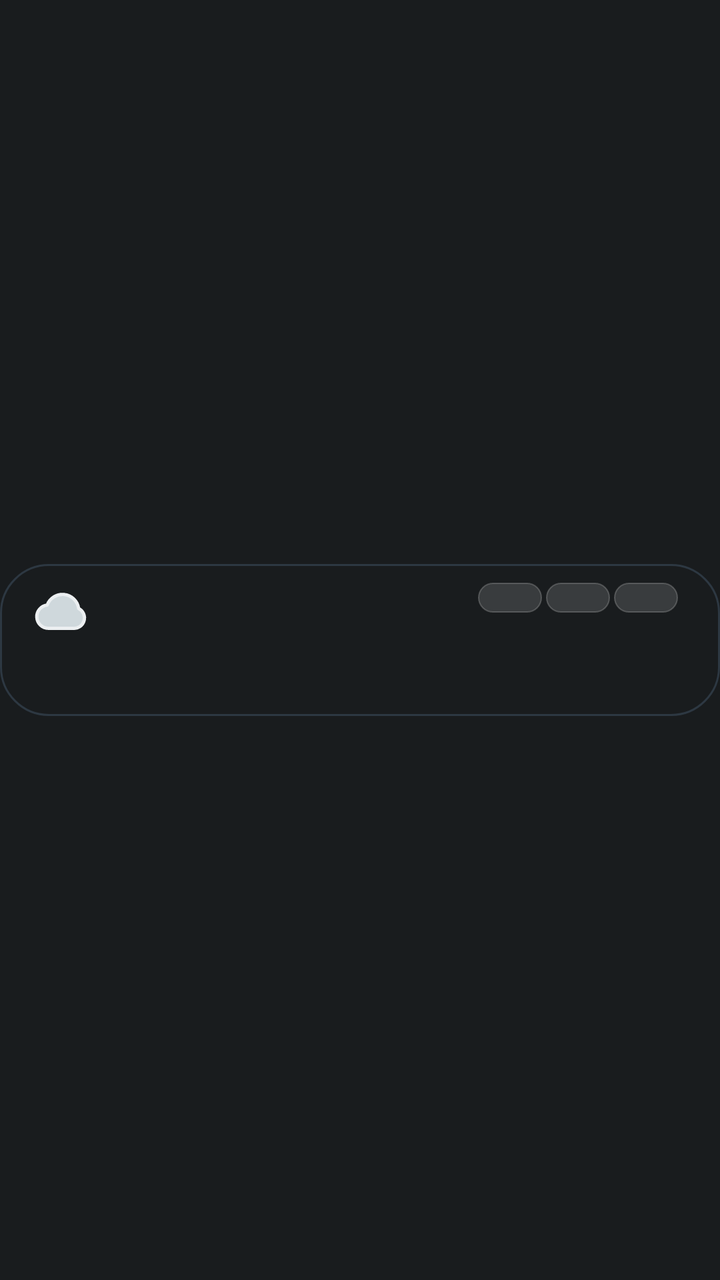
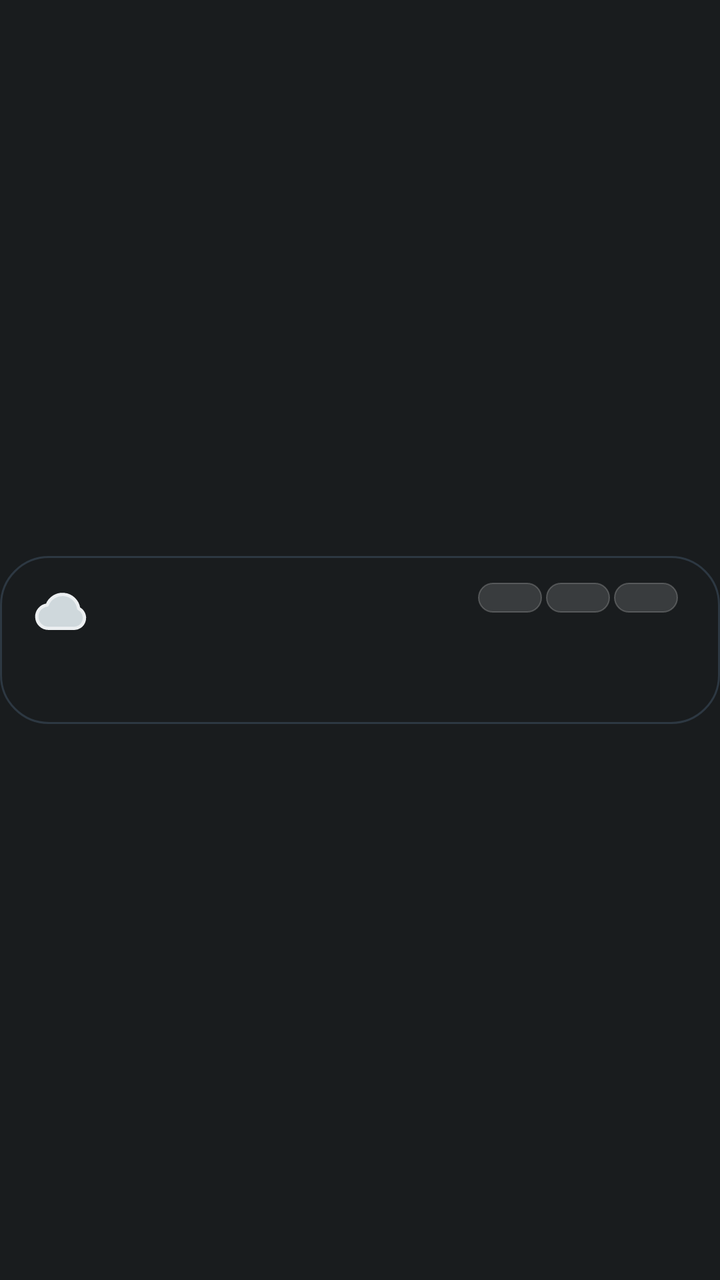

The first picture is an Android layout as it rendered before a commit; the second is the same layout after the commit. The layout source and the unified diff follow.
<!-- AndroidManifest.xml: application theme Theme.AtAGlancePlus -->
<!-- res/layout/card_weather_material.xml -->
<?xml version="1.0" encoding="utf-8"?>
<FrameLayout xmlns:android="http://schemas.android.com/apk/res/android"
    android:id="@+id/card_root"
    style="@style/AagCardRoot">

    <FrameLayout
        android:id="@+id/weather_scene"
        android:layout_width="match_parent"
        android:layout_height="76dp"
        android:layout_gravity="center_vertical"
        android:background="@drawable/card_scene_shape"
        android:clipToOutline="true"
        android:visibility="gone">

        <ImageView
            android:id="@+id/scene_sky"
            android:layout_width="match_parent"
            android:layout_height="match_parent"
            android:contentDescription="@null"
            android:scaleType="fitXY" />

        <ImageView
            android:id="@+id/scene_a"
            android:layout_width="match_parent"
            android:layout_height="match_parent"
            android:contentDescription="@null"
            android:scaleType="fitXY"
            android:visibility="gone" />

        <ImageView
            android:id="@+id/scene_b"
            android:layout_width="match_parent"
            android:layout_height="match_parent"
            android:contentDescription="@null"
            android:scaleType="fitXY"
            android:visibility="gone" />

        <ImageView
            android:id="@+id/scene_c"
            android:layout_width="match_parent"
            android:layout_height="match_parent"
            android:contentDescription="@null"
            android:scaleType="fitXY"
            android:visibility="gone" />

        <ProgressBar
            android:id="@+id/scene_anim_sun"
            android:layout_width="match_parent"
            android:layout_height="match_parent"
            android:indeterminate="true"
            android:indeterminateDrawable="@drawable/avd_scene_sun"
            android:indeterminateOnly="true"
            android:maxHeight="400dp"
            android:maxWidth="2000dp"
            android:minHeight="0dp"
            android:minWidth="0dp"
            android:visibility="gone" />

        <ProgressBar
            android:id="@+id/scene_anim_stars"
            android:layout_width="match_parent"
            android:layout_height="match_parent"
            android:indeterminate="true"
            android:indeterminateDrawable="@drawable/avd_scene_stars"
            android:indeterminateOnly="true"
            android:maxHeight="400dp"
            android:maxWidth="2000dp"
            android:minHeight="0dp"
            android:minWidth="0dp"
            android:visibility="gone" />

        <ProgressBar
            android:id="@+id/scene_anim_clouds_light"
            android:layout_width="match_parent"
            android:layout_height="match_parent"
            android:indeterminate="true"
            android:indeterminateDrawable="@drawable/avd_scene_clouds_light"
            android:indeterminateOnly="true"
            android:maxHeight="400dp"
            android:maxWidth="2000dp"
            android:minHeight="0dp"
            android:minWidth="0dp"
            android:visibility="gone" />

        <ProgressBar
            android:id="@+id/scene_anim_clouds_light_night"
            android:layout_width="match_parent"
            android:layout_height="match_parent"
            android:indeterminate="true"
            android:indeterminateDrawable="@drawable/avd_scene_clouds_light_night"
            android:indeterminateOnly="true"
            android:maxHeight="400dp"
            android:maxWidth="2000dp"
            android:minHeight="0dp"
            android:minWidth="0dp"
            android:visibility="gone" />

        <ProgressBar
            android:id="@+id/scene_anim_clouds_heavy"
            android:layout_width="match_parent"
            android:layout_height="match_parent"
            android:indeterminate="true"
            android:indeterminateDrawable="@drawable/avd_scene_clouds_heavy"
            android:indeterminateOnly="true"
            android:maxHeight="400dp"
            android:maxWidth="2000dp"
            android:minHeight="0dp"
            android:minWidth="0dp"
            android:visibility="gone" />

        <ProgressBar
            android:id="@+id/scene_anim_clouds_heavy_night"
            android:layout_width="match_parent"
            android:layout_height="match_parent"
            android:indeterminate="true"
            android:indeterminateDrawable="@drawable/avd_scene_clouds_heavy_night"
            android:indeterminateOnly="true"
            android:maxHeight="400dp"
            android:maxWidth="2000dp"
            android:minHeight="0dp"
            android:minWidth="0dp"
            android:visibility="gone" />

        <ProgressBar
            android:id="@+id/scene_anim_fog"
            android:layout_width="match_parent"
            android:layout_height="match_parent"
            android:indeterminate="true"
            android:indeterminateDrawable="@drawable/avd_scene_fog"
            android:indeterminateOnly="true"
            android:maxHeight="400dp"
            android:maxWidth="2000dp"
            android:minHeight="0dp"
            android:minWidth="0dp"
            android:visibility="gone" />

        <ProgressBar
            android:id="@+id/scene_anim_rain"
            android:layout_width="match_parent"
            android:layout_height="match_parent"
            android:indeterminate="true"
            android:indeterminateDrawable="@drawable/avd_scene_rain"
            android:indeterminateOnly="true"
            android:maxHeight="400dp"
            android:maxWidth="2000dp"
            android:minHeight="0dp"
            android:minWidth="0dp"
            android:visibility="gone" />

        <ProgressBar
            android:id="@+id/scene_anim_snow"
            android:layout_width="match_parent"
            android:layout_height="match_parent"
            android:indeterminate="true"
            android:indeterminateDrawable="@drawable/avd_scene_snow"
            android:indeterminateOnly="true"
            android:maxHeight="400dp"
            android:maxWidth="2000dp"
            android:minHeight="0dp"
            android:minWidth="0dp"
            android:visibility="gone" />

        <ProgressBar
            android:id="@+id/scene_anim_bolt"
            android:layout_width="match_parent"
            android:layout_height="match_parent"
            android:indeterminate="true"
            android:indeterminateDrawable="@drawable/avd_scene_bolt"
            android:indeterminateOnly="true"
            android:maxHeight="400dp"
            android:maxWidth="2000dp"
            android:minHeight="0dp"
            android:minWidth="0dp"
            android:visibility="gone" />
    </FrameLayout>

    <LinearLayout
        android:id="@+id/card_body"
        style="@style/AagCardBody"
        android:background="@drawable/card_bg_material_border"
        android:baselineAligned="false"
        android:gravity="center_vertical"
        android:orientation="horizontal"
        android:paddingTop="6dp"
        android:paddingEnd="14dp"
        android:paddingBottom="6dp">

        <LinearLayout
            android:id="@+id/weather_left"
            android:layout_width="0dp"
            android:layout_height="match_parent"
            android:layout_weight="1"
            android:gravity="center_vertical"
            android:orientation="vertical">

            <LinearLayout
                android:layout_width="match_parent"
                android:layout_height="36dp"
                android:gravity="center_vertical"
                android:orientation="horizontal">

                <ImageView
                    android:id="@+id/weather_icon"
                    android:layout_width="28dp"
                    android:layout_height="28dp"
                    android:contentDescription="@null"
                    android:src="@drawable/ic_weather_cloudy" />

                <TextView
                    android:id="@+id/weather_temp"
                    android:layout_width="wrap_content"
                    android:layout_height="wrap_content"
                    android:layout_marginStart="6dp"
                    android:fontFamily="sans-serif-medium"
                    android:includeFontPadding="false"
                    android:letterSpacing="-0.03"
                    android:singleLine="true"
                    android:textColor="#FFFFFFFF"
                    android:textSize="28sp" />

                <LinearLayout
                    android:layout_width="0dp"
                    android:layout_height="wrap_content"
                    android:layout_marginStart="8dp"
                    android:layout_weight="1"
                    android:orientation="vertical">

                    <TextView
                android:id="@+id/weather_title"
                android:layout_width="match_parent"
                android:layout_height="18dp"
                android:autoSizeMaxTextSize="15sp"
                android:autoSizeMinTextSize="10sp"
                android:autoSizeStepGranularity="0.5sp"
                android:autoSizeTextType="uniform"
                android:fontFamily="sans-serif-medium"
                android:gravity="start|center_vertical"
                android:includeFontPadding="false"
                android:maxLines="1"
                android:textColor="#FFFFFFFF" />

                    <TextView
                android:id="@+id/weather_detail"
                android:layout_width="match_parent"
                android:layout_height="14dp"
                android:autoSizeMaxTextSize="11.5sp"
                android:autoSizeMinTextSize="7sp"
                android:autoSizeStepGranularity="0.5sp"
                android:autoSizeTextType="uniform"
                android:fontFamily="sans-serif"
                android:gravity="start|center_vertical"
                android:includeFontPadding="false"
                android:maxLines="1"
                android:textColor="#FFC4C6D0"
                android:layout_marginTop="1dp" />
                </LinearLayout>
            </LinearLayout>

            <LinearLayout
                android:id="@+id/complications_anchor"
                android:layout_width="match_parent"
                android:layout_height="26dp"
                android:layout_marginTop="2dp"
                android:gravity="center_vertical"
                android:orientation="horizontal" />
        </LinearLayout>

        <LinearLayout
            android:id="@+id/forecast"
            android:layout_width="wrap_content"
            android:layout_height="62dp"
            android:layout_marginStart="6dp"
            android:layout_marginEnd="6dp"
            android:gravity="center_vertical"
            android:orientation="horizontal">

        <LinearLayout
            android:id="@+id/forecast_col_1"
            android:layout_width="34dp"
            android:layout_height="match_parent"
            android:gravity="center"
            android:orientation="vertical">

            <TextView
                android:id="@+id/f1_time"
                android:layout_width="32dp"
                android:layout_height="15dp"
                android:autoSizeMaxTextSize="9.5sp"
                android:autoSizeMinTextSize="7sp"
                android:autoSizeStepGranularity="0.5sp"
                android:autoSizeTextType="uniform"
                android:background="@drawable/forecast_hour_pill"
                android:fontFamily="sans-serif-medium"
                android:gravity="center"
                android:includeFontPadding="false"
                android:maxLines="1"
                android:paddingStart="3dp"
                android:paddingEnd="3dp"
                android:textColor="#FFE2E2E6" />

            <ImageView
                android:id="@+id/f1_icon"
                android:layout_width="18dp"
                android:layout_height="18dp"
                android:layout_marginTop="5dp"
                android:layout_marginBottom="4dp"
                android:contentDescription="@null" />

            <TextView
                android:id="@+id/f1_temp"
                android:layout_width="match_parent"
                android:layout_height="15dp"
                android:autoSizeMaxTextSize="12sp"
                android:autoSizeMinTextSize="8sp"
                android:autoSizeStepGranularity="0.5sp"
                android:autoSizeTextType="uniform"
                android:fontFamily="sans-serif-medium"
                android:gravity="center"
                android:includeFontPadding="false"
                android:maxLines="1"
                android:textColor="#FFFFFFFF" />
        </LinearLayout>

        <LinearLayout
            android:id="@+id/forecast_col_2"
            android:layout_width="34dp"
            android:layout_height="match_parent"
            android:gravity="center"
            android:orientation="vertical">

            <TextView
                android:id="@+id/f2_time"
                android:layout_width="32dp"
                android:layout_height="15dp"
                android:autoSizeMaxTextSize="9.5sp"
                android:autoSizeMinTextSize="7sp"
                android:autoSizeStepGranularity="0.5sp"
                android:autoSizeTextType="uniform"
                android:background="@drawable/forecast_hour_pill"
                android:fontFamily="sans-serif-medium"
                android:gravity="center"
                android:includeFontPadding="false"
                android:maxLines="1"
                android:paddingStart="3dp"
                android:paddingEnd="3dp"
                android:textColor="#FFE2E2E6" />

            <ImageView
                android:id="@+id/f2_icon"
                android:layout_width="18dp"
                android:layout_height="18dp"
                android:layout_marginTop="5dp"
                android:layout_marginBottom="4dp"
                android:contentDescription="@null" />

            <TextView
                android:id="@+id/f2_temp"
                android:layout_width="match_parent"
                android:layout_height="15dp"
                android:autoSizeMaxTextSize="12sp"
                android:autoSizeMinTextSize="8sp"
                android:autoSizeStepGranularity="0.5sp"
                android:autoSizeTextType="uniform"
                android:fontFamily="sans-serif-medium"
                android:gravity="center"
                android:includeFontPadding="false"
                android:maxLines="1"
                android:textColor="#FFFFFFFF" />
        </LinearLayout>

        <LinearLayout
            android:id="@+id/forecast_col_3"
            android:layout_width="34dp"
            android:layout_height="match_parent"
            android:gravity="center"
            android:orientation="vertical">

            <TextView
                android:id="@+id/f3_time"
                android:layout_width="32dp"
                android:layout_height="15dp"
                android:autoSizeMaxTextSize="9.5sp"
                android:autoSizeMinTextSize="7sp"
                android:autoSizeStepGranularity="0.5sp"
                android:autoSizeTextType="uniform"
                android:background="@drawable/forecast_hour_pill"
                android:fontFamily="sans-serif-medium"
                android:gravity="center"
                android:includeFontPadding="false"
                android:maxLines="1"
                android:paddingStart="3dp"
                android:paddingEnd="3dp"
                android:textColor="#FFE2E2E6" />

            <ImageView
                android:id="@+id/f3_icon"
                android:layout_width="18dp"
                android:layout_height="18dp"
                android:layout_marginTop="5dp"
                android:layout_marginBottom="4dp"
                android:contentDescription="@null" />

            <TextView
                android:id="@+id/f3_temp"
                android:layout_width="match_parent"
                android:layout_height="15dp"
                android:autoSizeMaxTextSize="12sp"
                android:autoSizeMinTextSize="8sp"
                android:autoSizeStepGranularity="0.5sp"
                android:autoSizeTextType="uniform"
                android:fontFamily="sans-serif-medium"
                android:gravity="center"
                android:includeFontPadding="false"
                android:maxLines="1"
                android:textColor="#FFFFFFFF" />
        </LinearLayout>

        <LinearLayout
            android:id="@+id/forecast_col_4"
            android:layout_width="34dp"
            android:layout_height="match_parent"
            android:gravity="center"
            android:orientation="vertical"
            android:visibility="gone">

            <TextView
                android:id="@+id/f4_time"
                android:layout_width="32dp"
                android:layout_height="15dp"
                android:autoSizeMaxTextSize="9.5sp"
                android:autoSizeMinTextSize="7sp"
                android:autoSizeStepGranularity="0.5sp"
                android:autoSizeTextType="uniform"
                android:background="@drawable/forecast_hour_pill"
                android:fontFamily="sans-serif-medium"
                android:gravity="center"
                android:includeFontPadding="false"
                android:maxLines="1"
                android:paddingStart="3dp"
                android:paddingEnd="3dp"
                android:textColor="#FFE2E2E6" />

            <ImageView
                android:id="@+id/f4_icon"
                android:layout_width="18dp"
                android:layout_height="18dp"
                android:layout_marginTop="5dp"
                android:layout_marginBottom="4dp"
                android:contentDescription="@null" />

            <TextView
                android:id="@+id/f4_temp"
                android:layout_width="match_parent"
                android:layout_height="15dp"
                android:autoSizeMaxTextSize="12sp"
                android:autoSizeMinTextSize="8sp"
                android:autoSizeStepGranularity="0.5sp"
                android:autoSizeTextType="uniform"
                android:fontFamily="sans-serif-medium"
                android:gravity="center"
                android:includeFontPadding="false"
                android:maxLines="1"
                android:textColor="#FFFFFFFF" />
        </LinearLayout>
        </LinearLayout>

        <LinearLayout
            android:id="@+id/complications"
            android:layout_width="78dp"
            android:layout_height="64dp"
            android:gravity="end|center_vertical"
            android:orientation="vertical"
            android:visibility="gone" />
    </LinearLayout>

    
    <ImageView
        android:id="@+id/hold_bar"
        android:layout_width="match_parent"
        android:layout_height="76dp"
        android:layout_gravity="center_vertical"
        android:contentDescription="@null"
        android:duplicateParentState="true"
        android:scaleType="fitXY"
        android:src="@drawable/hold_bar_amber_400" />
</FrameLayout>
<!-- resources referenced by this layout -->
<resources>
  <!-- drawable card_bg_material_border (drawable) -->
  <?xml version="1.0" encoding="utf-8"?>
  <shape xmlns:android="http://schemas.android.com/apk/res/android" android:shape="rectangle">
      <solid android:color="#00000000" />
      <stroke android:width="1dp" android:color="#2993C5FD" />
      <corners android:radius="24dp" />
  </shape>
  <!-- drawable card_scene_shape (drawable) -->
  <?xml version="1.0" encoding="utf-8"?>
  <shape xmlns:android="http://schemas.android.com/apk/res/android" android:shape="rectangle">
      <solid android:color="#FF0F172A" />
      <corners android:radius="24dp" />
  </shape>
  <!-- drawable forecast_hour_pill (drawable) -->
  <?xml version="1.0" encoding="utf-8"?>
  <shape xmlns:android="http://schemas.android.com/apk/res/android" android:shape="rectangle">
      <solid android:color="#24FFFFFF" />
      <stroke android:width="0.8dp" android:color="#33FFFFFF" />
      <corners android:radius="7.5dp" />
  </shape>
  <!-- drawable hold_bar_amber_400 (drawable) -->
  <?xml version="1.0" encoding="utf-8"?>
  <animated-selector xmlns:android="http://schemas.android.com/apk/res/android">
      <item
          android:id="@+id/hold_pressed"
          android:drawable="@drawable/hold_bar_amber_full"
          android:state_pressed="true" />
      <item
          android:id="@+id/hold_idle"
          android:drawable="@drawable/hold_bar_empty" />
      <transition
          android:drawable="@drawable/avd_hold_amber_400"
          android:fromId="@id/hold_idle"
          android:toId="@id/hold_pressed" />
  </animated-selector>
  <!-- drawable ic_weather_cloudy (drawable) -->
  <?xml version="1.0" encoding="utf-8"?>
  <vector xmlns:android="http://schemas.android.com/apk/res/android"
      android:width="28dp"
      android:height="28dp"
      android:viewportWidth="24"
      android:viewportHeight="24">
      <path android:pathData="M17.5,19H7a5,5 0 0 1-.5,-9.97A7,7 0 0 1 20,10.5a4.5,4.5 0 0 1-2.5,8.5Z"
          android:fillColor="#FFCFD8DC"
          android:strokeColor="#FFECEFF1"
          android:strokeWidth="1.4"
          android:strokeLineCap="round"
          android:strokeLineJoin="round" />
  </vector>
  <style name="AagCardBody">
          <item name="android:layout_width">match_parent</item>
          <item name="android:layout_height">76dp</item>
          <item name="android:layout_gravity">center_vertical</item>
          <item name="android:paddingStart">16dp</item>
          <item name="android:paddingEnd">18dp</item>
      </style>
  <style name="AagCardRoot">
          <item name="android:layout_width">match_parent</item>
          <item name="android:layout_height">88dp</item>
          <item name="android:clipChildren">false</item>
          <item name="android:clipToPadding">false</item>
      </style>
  <style name="Theme.AtAGlancePlus" parent="android:Theme.DeviceDefault.NoActionBar">
          <item name="android:windowLightStatusBar">false</item>
      </style>
  <!-- drawable hold_bar_empty (drawable) -->
  <?xml version="1.0" encoding="utf-8"?>
  <vector xmlns:android="http://schemas.android.com/apk/res/android"
      android:width="380dp"
      android:height="76dp"
      android:viewportWidth="380"
      android:viewportHeight="76">
      <path
          android:name="ring"
          android:pathData="M190.0,1.25 H356 A22.75,22.75 0 0 1 378.75,24 V52 A22.75,22.75 0 0 1 356,74.75 H24 A22.75,22.75 0 0 1 1.25,52 V24 A22.75,22.75 0 0 1 24,1.25 Z"
          android:strokeColor="#00000000"
          android:strokeLineCap="round"
          android:strokeWidth="2.5"
          android:trimPathEnd="0" />
  </vector>
  <!-- unchanged entries left out for length: 13 -->
</resources>

<!-- the commit's change to res/layout/card_weather_material.xml (unified diff, before → after) -->
@@ -6,7 +6,7 @@
     <FrameLayout
         android:id="@+id/weather_scene"
         android:layout_width="match_parent"
-        android:layout_height="76dp"
+        android:layout_height="@dimen/card_body_height"
         android:layout_gravity="center_vertical"
         android:background="@drawable/card_scene_shape"
         android:clipToOutline="true"
@@ -477,7 +477,7 @@
     <ImageView
         android:id="@+id/hold_bar"
         android:layout_width="match_parent"
-        android:layout_height="76dp"
+        android:layout_height="@dimen/card_body_height"
         android:layout_gravity="center_vertical"
         android:contentDescription="@null"
         android:duplicateParentState="true"
<!-- resource entries referenced after the edit -->
@@ -1,5 +1,6 @@
 <!-- resources referenced by this layout -->
 <resources>
+  <dimen name="card_body_height">84dp</dimen>
   <!-- drawable card_bg_material_border (drawable) -->
   <?xml version="1.0" encoding="utf-8"?>
   <shape xmlns:android="http://schemas.android.com/apk/res/android" android:shape="rectangle">
@@ -51,7 +52,7 @@
   </vector>
   <style name="AagCardBody">
           <item name="android:layout_width">match_parent</item>
-          <item name="android:layout_height">76dp</item>
+          <item name="android:layout_height">@dimen/card_body_height</item>
           <item name="android:layout_gravity">center_vertical</item>
           <item name="android:paddingStart">16dp</item>
           <item name="android:paddingEnd">18dp</item>
